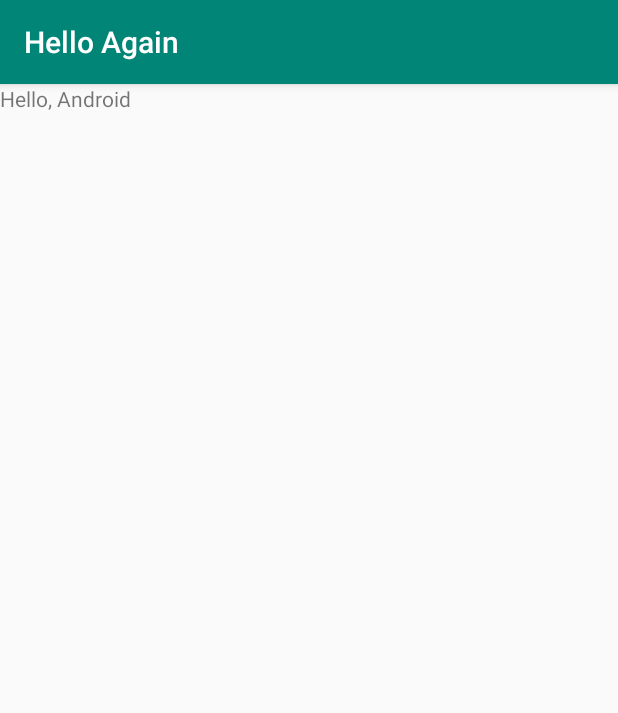
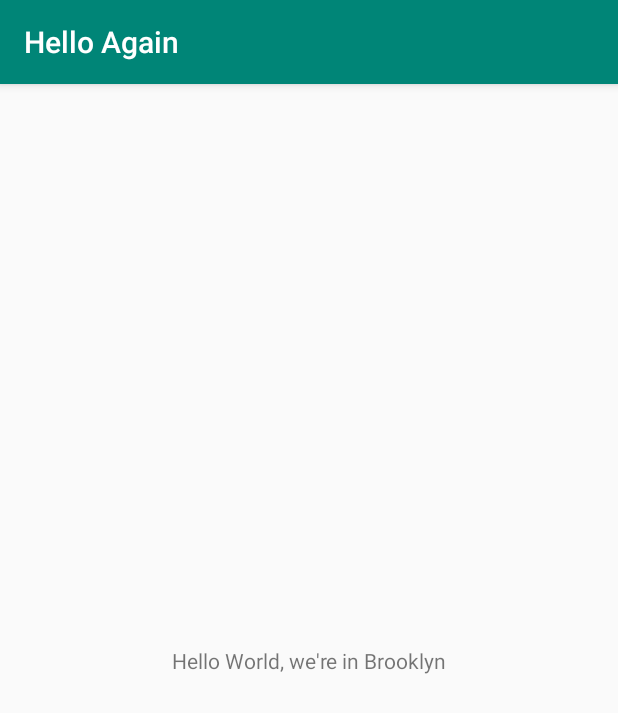
Before and after one commit to toluwole/AAD-Lab1-HelloAgain, an Android app: the screen it shows after launch (MainActivity), on a phone screen of 412 x 824 dp. Shown: the top 713 px of the screen. Run offline under Robolectric (Android 15) with nearby library versions, the phone set to English and light mode, and no system bars.

Commit message:
Use resources for app name and textview.

```diff
--- a/app/src/main/java/com/example/helloagain/MainActivity.java
+++ b/app/src/main/java/com/example/helloagain/MainActivity.java
@@ -3,15 +3,12 @@ package com.example.helloagain;
 import androidx.appcompat.app.AppCompatActivity;
 
 import android.os.Bundle;
-import android.widget.TextView;
 
 public class MainActivity extends AppCompatActivity {
 
     @Override
     protected void onCreate(Bundle savedInstanceState) {
         super.onCreate(savedInstanceState);
-        TextView tv = new TextView(this);
-        tv.setText("Hello, Android");
-        setContentView(tv);
+        setContentView(R.layout.activity_main);
     }
 }
--- a/app/src/main/res/layout/activity_main.xml
+++ b/app/src/main/res/layout/activity_main.xml
@@ -9,7 +9,8 @@
     <TextView
         android:layout_width="wrap_content"
         android:layout_height="wrap_content"
-        android:text="Hello World!"
+        android:id="@+id/textview"
+        android:text="@string/hello"
         app:layout_constraintBottom_toBottomOf="parent"
         app:layout_constraintLeft_toLeftOf="parent"
         app:layout_constraintRight_toRightOf="parent"
--- a/app/src/main/res/values/strings.xml
+++ b/app/src/main/res/values/strings.xml
@@ -1,3 +1,4 @@
 <resources>
-    <string name="app_name">Hello Again</string>
+    <string name="app_name" translatable="false">Hello Again</string>
+    <string name="hello" translatable="false">Hello World, we\'re in Brooklyn</string>
 </resources>
```
